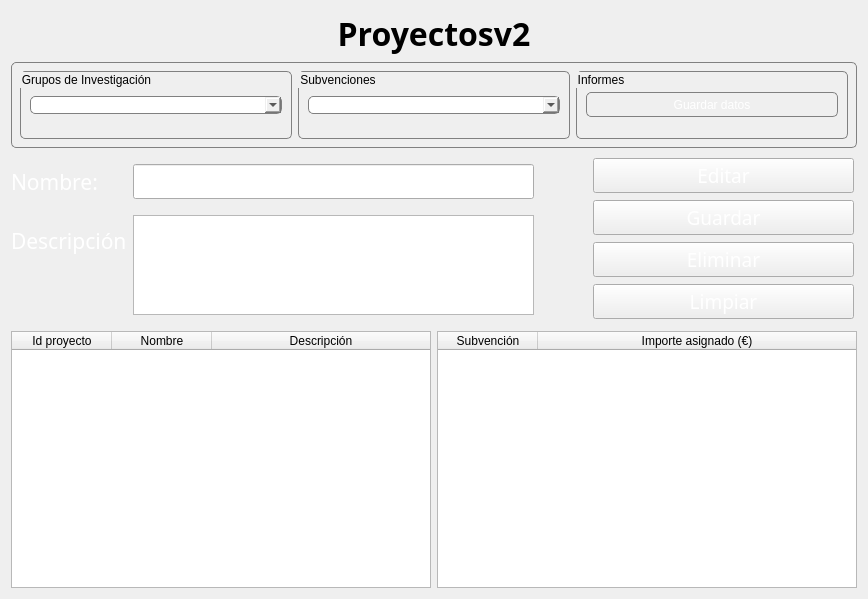
Before: the Qt Designer form app/view/ProyectoPage.ui in Orphereum/2DAM_DI_Universidad, drawn with Qt 5.
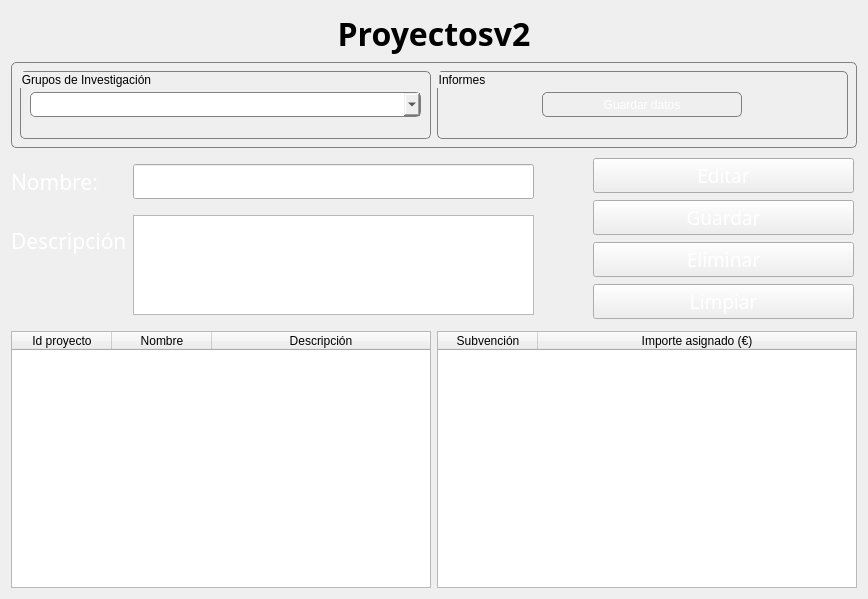
After: the same form once the commit is applied.

Commit message:
Cambios en proyecto_page
- Boton limpiar hecho (falta retocar)
- Formato en euros de la tabla mostrada de subvenciones

Diff of the .ui file:
```diff
--- a/app/view/ProyectoPage.ui
+++ b/app/view/ProyectoPage.ui
@@ -66,19 +66,14 @@
         </property>
         <layout class="QVBoxLayout" name="verticalLayout_3">
          <item>
-          <widget class="QComboBox" name="comboBox_gruposInv"/>
-         </item>
-        </layout>
-       </widget>
-      </item>
-      <item>
-       <widget class="QGroupBox" name="groupBox_2">
-        <property name="title">
-         <string>Subvenciones</string>
-        </property>
-        <layout class="QVBoxLayout" name="verticalLayout_2">
-         <item>
-          <widget class="QComboBox" name="comboBox_2"/>
+          <widget class="QComboBox" name="comboBox_gruposInv">
+           <property name="minimumSize">
+            <size>
+             <width>0</width>
+             <height>25</height>
+            </size>
+           </property>
+          </widget>
          </item>
         </layout>
        </widget>
@@ -88,15 +83,24 @@
         <property name="title">
          <string>Informes</string>
         </property>
-        <layout class="QVBoxLayout" name="verticalLayout">
+        <property name="alignment">
+         <set>Qt::AlignmentFlag::AlignLeading|Qt::AlignmentFlag::AlignLeft|Qt::AlignmentFlag::AlignVCenter</set>
+        </property>
+        <layout class="QHBoxLayout" name="horizontalLayout_4">
          <item>
           <widget class="QPushButton" name="pushButton">
            <property name="enabled">
             <bool>true</bool>
            </property>
+           <property name="minimumSize">
+            <size>
+             <width>0</width>
+             <height>25</height>
+            </size>
+           </property>
            <property name="maximumSize">
             <size>
-             <width>16777215</width>
+             <width>200</width>
              <height>25</height>
             </size>
            </property>
```
Left out of the diff: 2 changed lines with no effect on the pictures. The commit also changes 2 other files.
